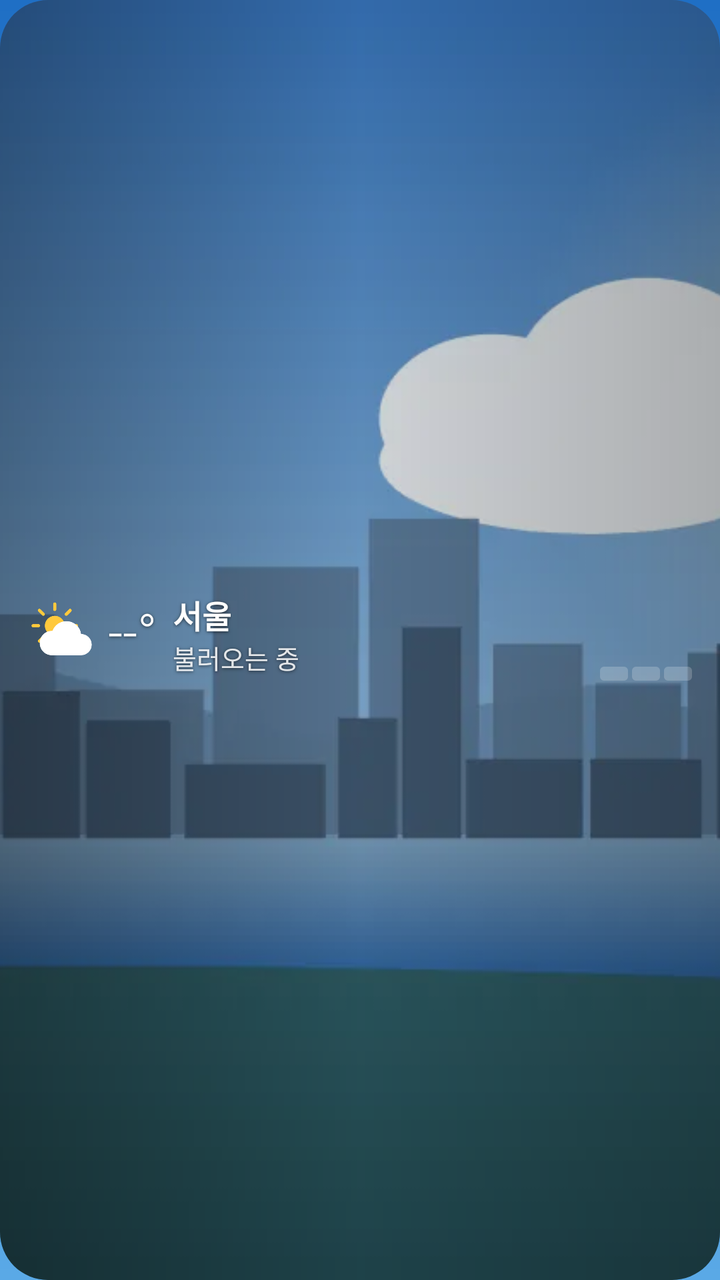
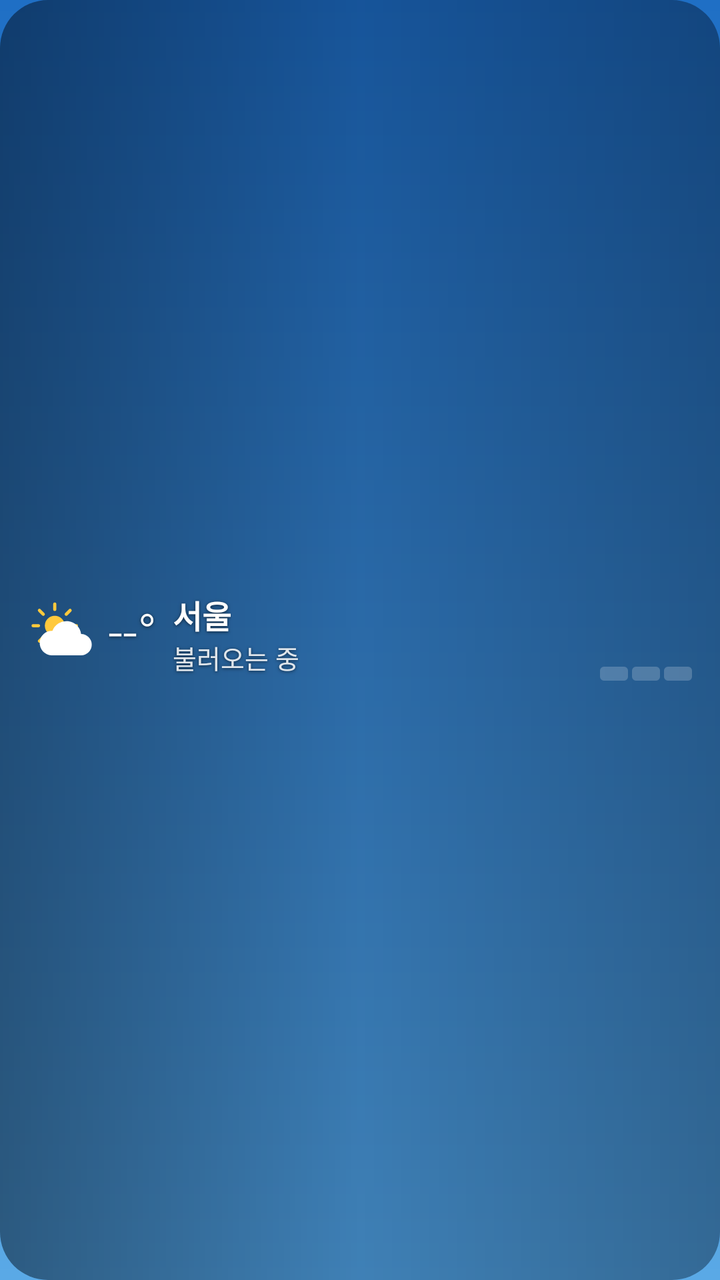

Before-and-after screenshots of an Android layout around one commit, followed by the original layout XML and the change that was made.
<!-- AndroidManifest.xml: application theme AppTheme -->
<!-- res/layout/widget_bar.xml -->
<?xml version="1.0" encoding="utf-8"?>
<FrameLayout xmlns:android="http://schemas.android.com/apk/res/android"
    android:id="@+id/root" android:layout_width="match_parent" android:layout_height="match_parent"
    android:background="@drawable/widget_clip" android:clipToOutline="true">
    <ImageView android:id="@+id/bg" android:layout_width="match_parent" android:layout_height="match_parent"
        android:scaleType="centerCrop" android:src="@drawable/scene_city_partly_day" android:importantForAccessibility="no"/>
    <ImageView android:id="@+id/scrim" android:layout_width="match_parent" android:layout_height="match_parent"
        android:scaleType="fitXY" android:src="@drawable/scrim" android:importantForAccessibility="no"/>
    <LinearLayout android:id="@+id/content" android:layout_width="match_parent" android:layout_height="match_parent"
        android:orientation="vertical" android:gravity="center_vertical"
        android:paddingStart="14dp" android:paddingEnd="14dp" android:paddingTop="6dp" android:paddingBottom="6dp">

        
        <LinearLayout android:layout_width="match_parent" android:layout_height="wrap_content"
            android:orientation="horizontal" android:gravity="center_vertical">
            <ImageView android:id="@+id/icon" android:layout_width="34dp" android:layout_height="34dp" android:src="@drawable/ic_w_partly_day"/>
            <TextView android:id="@+id/temp" android:shadowColor="#99000000" android:shadowRadius="4" android:shadowDy="1" android:layout_width="wrap_content" android:layout_height="wrap_content"
                android:layout_marginStart="6dp" android:text="--°" android:textColor="#FFFFFF" android:textSize="26sp"
                android:fontFamily="sans-serif-light" android:maxLines="1" android:includeFontPadding="false"/>
            <LinearLayout android:layout_width="wrap_content" android:layout_height="wrap_content"
                android:layout_marginStart="8dp" android:orientation="vertical">
                <TextView android:id="@+id/city" android:shadowColor="#99000000" android:shadowRadius="4" android:shadowDy="1" android:layout_width="wrap_content" android:layout_height="wrap_content"
                    android:maxWidth="110dp" android:text="서울" android:textColor="#FFFFFF" android:textSize="16sp" android:textStyle="bold"
                    android:maxLines="1" android:ellipsize="end" android:includeFontPadding="false"/>
                <TextView android:id="@+id/cond" android:shadowColor="#99000000" android:shadowRadius="4" android:shadowDy="1" android:layout_width="wrap_content" android:layout_height="wrap_content"
                    android:text="불러오는 중" android:textColor="#DDFFFFFF" android:textSize="13sp" android:maxLines="1" android:ellipsize="end"/>
            </LinearLayout>
            <TextView android:id="@+id/tip" android:shadowColor="#99000000" android:shadowRadius="4" android:shadowDy="1" android:layout_width="0dp" android:layout_weight="1" android:layout_height="wrap_content"
                android:layout_marginStart="8dp" android:layout_marginEnd="6dp" android:gravity="center"
                android:text="" android:textColor="#FFFFFF" android:textSize="12sp" android:maxLines="3" android:ellipsize="end"
                android:lineBreakWordStyle="phrase" android:includeFontPadding="false"/>
            <LinearLayout android:layout_width="wrap_content" android:layout_height="wrap_content"
                android:orientation="vertical" android:gravity="end">
                <TextView android:id="@+id/hl" android:shadowColor="#99000000" android:shadowRadius="4" android:shadowDy="1" android:layout_width="wrap_content" android:layout_height="wrap_content"
                    android:text="" android:textColor="#FFFFFF" android:textSize="14sp" android:maxLines="1"/>
                <TextView android:id="@+id/dust" android:shadowColor="#99000000" android:shadowRadius="4" android:shadowDy="1" android:layout_width="wrap_content" android:layout_height="wrap_content"
                    android:text="" android:textColor="#DDFFFFFF" android:textSize="13sp" android:maxLines="1"/>
                <LinearLayout android:id="@+id/meter" android:layout_width="wrap_content" android:layout_height="wrap_content"
                    android:layout_marginTop="3dp" android:orientation="horizontal">
                    <ImageView android:id="@+id/m1" android:layout_width="14dp" android:layout_height="7dp" android:scaleType="fitXY" android:src="@drawable/cell_off"/>
                    <ImageView android:id="@+id/m2" android:layout_width="14dp" android:layout_height="7dp" android:layout_marginStart="2dp" android:scaleType="fitXY" android:src="@drawable/cell_off"/>
                    <ImageView android:id="@+id/m3" android:layout_width="14dp" android:layout_height="7dp" android:layout_marginStart="2dp" android:scaleType="fitXY" android:src="@drawable/cell_off"/>
                </LinearLayout>
            </LinearLayout>
        </LinearLayout>

        
        <LinearLayout android:id="@+id/week" android:layout_width="match_parent" android:layout_height="wrap_content"
            android:layout_marginTop="6dp" android:orientation="horizontal"/>
    </LinearLayout>
</FrameLayout>
<!-- resources referenced by this layout -->
<resources>
  <!-- drawable cell_off (drawable) -->
  <?xml version="1.0" encoding="utf-8"?>
  <shape xmlns:android="http://schemas.android.com/apk/res/android" android:shape="rectangle"><corners android:radius="2dp"/><solid android:color="#33FFFFFF"/></shape>
  <!-- drawable ic_w_partly_day (drawable) -->
  <?xml version="1.0" encoding="utf-8"?>
  <vector xmlns:android="http://schemas.android.com/apk/res/android" android:width="64dp" android:height="64dp" android:viewportWidth="64" android:viewportHeight="64"><group android:translateX="-2" android:translateY="-3" android:scaleX="0.85" android:scaleY="0.85"><path android:fillColor="#FFC93C" android:pathData="M32,21a11,11 0,1 1,0 22a11,11 0,1 1,0 -22z"/><path android:strokeColor="#FFC93C" android:strokeWidth="3.5" android:strokeLineCap="round" android:pathData="M32,14L32,8M32,56L32,50M14,32L8,32M56,32L50,32M19.3,19.3L15,15M44.7,44.7L49,49M44.7,19.3L49,15M19.3,44.7L15,49"/></group><group android:translateX="4" android:translateY="6" android:scaleX="1" android:scaleY="1"><path android:fillColor="#FFFFFF" android:pathData="M18,46h28a10,10 0,0 0,0 -20a14,14 0,0 0,-27 -3A11,11 0,0 0,18 46z"/></group></vector>
  <!-- drawable scene_city_partly_day: webp bitmap (drawable-nodpi, 11420 bytes) -->
  <!-- drawable scrim (drawable) -->
  <?xml version="1.0" encoding="utf-8"?>
  <shape xmlns:android="http://schemas.android.com/apk/res/android" android:shape="rectangle"><gradient android:angle="0" android:startColor="#66000000" android:centerColor="#26000000" android:endColor="#4D000000"/></shape>
  <!-- drawable widget_clip (drawable) -->
  <?xml version="1.0" encoding="utf-8"?>
  <shape xmlns:android="http://schemas.android.com/apk/res/android" android:shape="rectangle"><corners android:radius="24dp"/><solid android:color="#01000000"/></shape>
  <style name="AppTheme" parent="android:Theme.Material.NoActionBar">
      <item name="android:windowBackground">@drawable/ic_launcher_bg</item>
      <item name="android:statusBarColor">#1F6FC5</item>
      <item name="android:navigationBarColor">#5AA9E6</item>
    </style>
  <!-- drawable ic_launcher_bg (drawable) -->
  <?xml version="1.0" encoding="utf-8"?>
  <shape xmlns:android="http://schemas.android.com/apk/res/android"><gradient android:angle="270" android:startColor="#1F6FC5" android:endColor="#5AA9E6"/></shape>
</resources>

<!-- the commit's change to res/layout/widget_bar.xml (unified diff, before → after) -->
@@ -3,7 +3,7 @@
     android:id="@+id/root" android:layout_width="match_parent" android:layout_height="match_parent"
     android:background="@drawable/widget_clip" android:clipToOutline="true">
     <ImageView android:id="@+id/bg" android:layout_width="match_parent" android:layout_height="match_parent"
-        android:scaleType="centerCrop" android:src="@drawable/scene_city_partly_day" android:importantForAccessibility="no"/>
+        android:scaleType="centerCrop" android:src="@drawable/bg_clear_day" android:importantForAccessibility="no"/>
     <ImageView android:id="@+id/scrim" android:layout_width="match_parent" android:layout_height="match_parent"
         android:scaleType="fitXY" android:src="@drawable/scrim" android:importantForAccessibility="no"/>
     <LinearLayout android:id="@+id/content" android:layout_width="match_parent" android:layout_height="match_parent"
<!-- resource entries referenced after the edit -->
@@ -1,12 +1,14 @@
 <!-- resources referenced by this layout -->
 <resources>
+  <!-- drawable bg_clear_day (drawable) -->
+  <?xml version="1.0" encoding="utf-8"?>
+  <shape xmlns:android="http://schemas.android.com/apk/res/android" android:shape="rectangle"><corners android:radius="24dp"/><gradient android:angle="270" android:startColor="#1A63B5" android:endColor="#4A97D6"/></shape>
   <!-- drawable cell_off (drawable) -->
   <?xml version="1.0" encoding="utf-8"?>
   <shape xmlns:android="http://schemas.android.com/apk/res/android" android:shape="rectangle"><corners android:radius="2dp"/><solid android:color="#33FFFFFF"/></shape>
   <!-- drawable ic_w_partly_day (drawable) -->
   <?xml version="1.0" encoding="utf-8"?>
   <vector xmlns:android="http://schemas.android.com/apk/res/android" android:width="64dp" android:height="64dp" android:viewportWidth="64" android:viewportHeight="64"><group android:translateX="-2" android:translateY="-3" android:scaleX="0.85" android:scaleY="0.85"><path android:fillColor="#FFC93C" android:pathData="M32,21a11,11 0,1 1,0 22a11,11 0,1 1,0 -22z"/><path android:strokeColor="#FFC93C" android:strokeWidth="3.5" android:strokeLineCap="round" android:pathData="M32,14L32,8M32,56L32,50M14,32L8,32M56,32L50,32M19.3,19.3L15,15M44.7,44.7L49,49M44.7,19.3L49,15M19.3,44.7L15,49"/></group><group android:translateX="4" android:translateY="6" android:scaleX="1" android:scaleY="1"><path android:fillColor="#FFFFFF" android:pathData="M18,46h28a10,10 0,0 0,0 -20a14,14 0,0 0,-27 -3A11,11 0,0 0,18 46z"/></group></vector>
-  <!-- drawable scene_city_partly_day: webp bitmap (drawable-nodpi, 11420 bytes) -->
   <!-- drawable scrim (drawable) -->
   <?xml version="1.0" encoding="utf-8"?>
   <shape xmlns:android="http://schemas.android.com/apk/res/android" android:shape="rectangle"><gradient android:angle="0" android:startColor="#66000000" android:centerColor="#26000000" android:endColor="#4D000000"/></shape>
